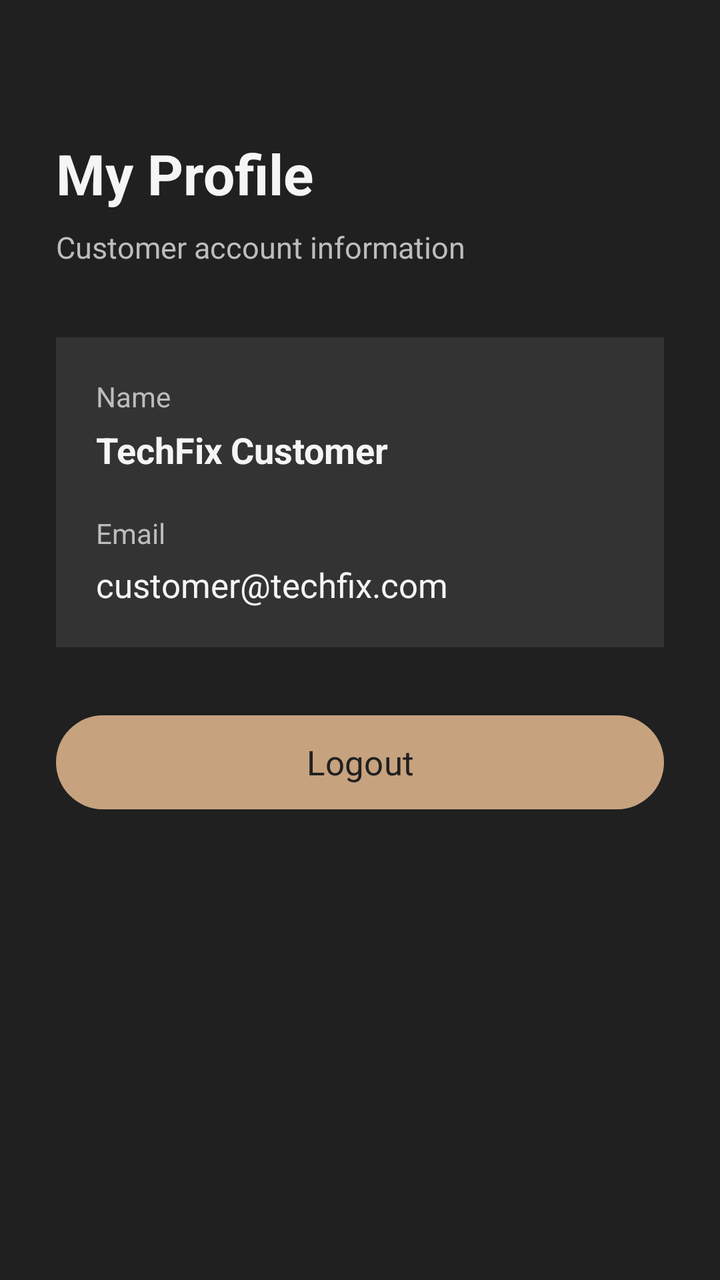
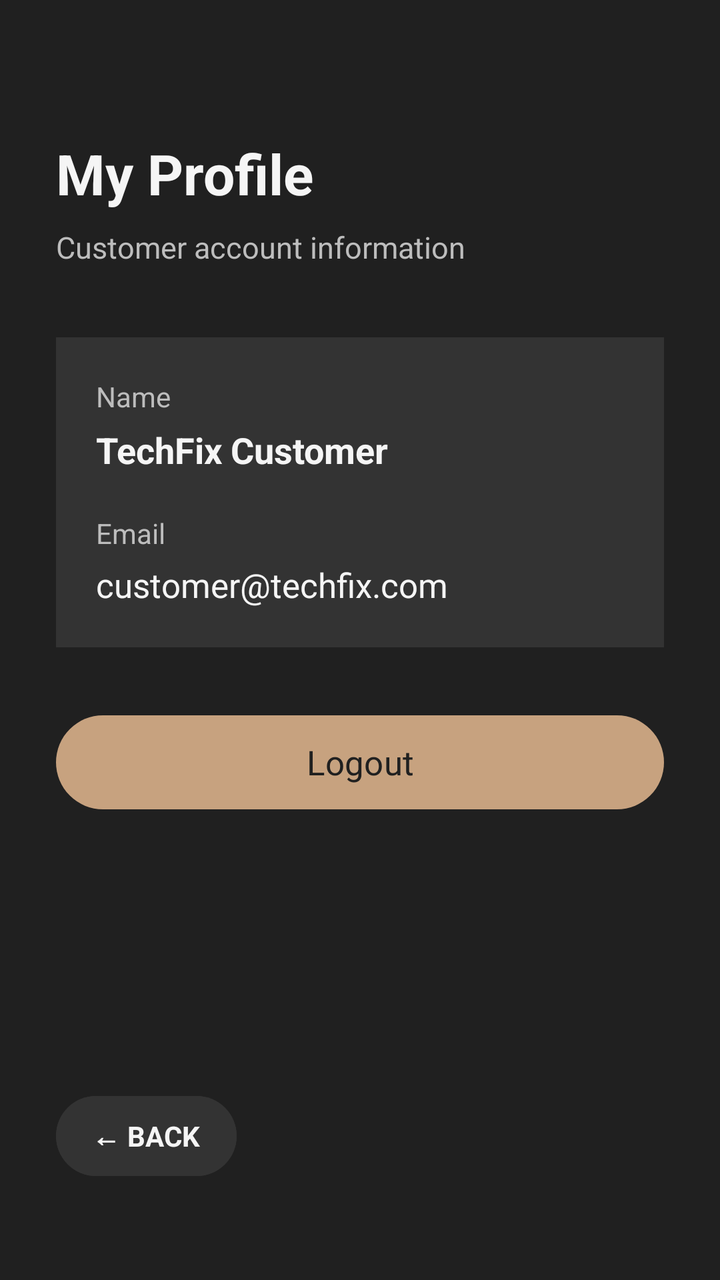

An Android layout rendered at two revisions. The XML below is the earlier revision; the diff shows what the commit changed to produce the second picture.
<!-- AndroidManifest.xml: application theme Theme.TechFix -->
<!-- res/layout/activity_profile.xml -->
<?xml version="1.0" encoding="utf-8"?>
<ScrollView xmlns:android="http://schemas.android.com/apk/res/android"
    android:layout_width="match_parent"
    android:layout_height="match_parent"
    android:background="@color/techfix_background"
    android:fillViewport="true">

    <LinearLayout
        android:layout_width="match_parent"
        android:layout_height="wrap_content"
        android:orientation="vertical"
        android:padding="28dp">

        <TextView
            android:layout_width="wrap_content"
            android:layout_height="wrap_content"
            android:layout_marginTop="40dp"
            android:text="My Profile"
            android:textColor="@color/techfix_white"
            android:textSize="28sp"
            android:textStyle="bold" />

        <TextView
            android:layout_width="wrap_content"
            android:layout_height="wrap_content"
            android:layout_marginTop="8dp"
            android:text="Customer account information"
            android:textColor="@color/techfix_text_secondary"
            android:textSize="15sp" />

        <LinearLayout
            android:layout_width="match_parent"
            android:layout_height="wrap_content"
            android:layout_marginTop="35dp"
            android:background="@color/techfix_surface"
            android:orientation="vertical"
            android:padding="20dp">

            <TextView
                android:layout_width="wrap_content"
                android:layout_height="wrap_content"
                android:text="Name"
                android:textColor="@color/techfix_text_secondary"
                android:textSize="14sp" />

            <TextView
                android:id="@+id/txtProfileName"
                android:layout_width="wrap_content"
                android:layout_height="wrap_content"
                android:layout_marginTop="5dp"
                android:text="TechFix Customer"
                android:textColor="@color/techfix_white"
                android:textSize="18sp"
                android:textStyle="bold" />

            <TextView
                android:layout_width="wrap_content"
                android:layout_height="wrap_content"
                android:layout_marginTop="20dp"
                android:text="Email"
                android:textColor="@color/techfix_text_secondary"
                android:textSize="14sp" />

            <TextView
                android:id="@+id/txtProfileEmail"
                android:layout_width="wrap_content"
                android:layout_height="wrap_content"
                android:layout_marginTop="5dp"
                android:text="customer@techfix.com"
                android:textColor="@color/techfix_white"
                android:textSize="17sp" />

        </LinearLayout>

        <Button
            android:id="@+id/btnLogout"
            android:layout_width="match_parent"
            android:layout_height="55dp"
            android:layout_marginTop="30dp"
            android:text="Logout"
            android:textAllCaps="false"
            android:textSize="17sp" />

    </LinearLayout>

</ScrollView>
<!-- resources referenced by this layout -->
<resources>
  <color name="techfix_background">#202020</color>
  <color name="techfix_surface">#333333</color>
  <color name="techfix_text_secondary">#BDBDBD</color>
  <color name="techfix_white">#F5F5F5</color>
  <style name="Theme.TechFix" parent="Base.Theme.TechFix" />
  <style name="Base.Theme.TechFix" parent="Theme.Material3.DayNight.NoActionBar">
  
          <item name="android:fontFamily">sans-serif</item>
  
          <item name="android:windowBackground">@color/techfix_background</item>
  
          <item name="colorPrimary">@color/techfix_gold</item>
          <item name="colorOnPrimary">@color/techfix_background</item>
  
          <item name="colorSecondary">@color/techfix_gold_light</item>
          <item name="colorOnSecondary">@color/techfix_background</item>
  
          <item name="android:colorAccent">@color/techfix_gold</item>
  
          <item name="android:navigationBarColor">@color/techfix_background</item>
          <item name="android:statusBarColor">@color/techfix_background</item>
  
          <item name="android:windowLightStatusBar">false</item>
  
      </style>
  <color name="techfix_gold">#C7A27F</color>
  <color name="techfix_gold_light">#D4B493</color>
</resources>

<!-- the commit's change to res/layout/activity_profile.xml (unified diff, before → after) -->
@@ -7,10 +7,11 @@
 
     <LinearLayout
         android:layout_width="match_parent"
-        android:layout_height="wrap_content"
+        android:layout_height="match_parent"
         android:orientation="vertical"
         android:padding="28dp">
 
+        
         <TextView
             android:layout_width="wrap_content"
             android:layout_height="wrap_content"
@@ -20,6 +21,7 @@
             android:textSize="28sp"
             android:textStyle="bold" />
 
+        
         <TextView
             android:layout_width="wrap_content"
             android:layout_height="wrap_content"
@@ -28,6 +30,7 @@
             android:textColor="@color/techfix_text_secondary"
             android:textSize="15sp" />
 
+        
         <LinearLayout
             android:layout_width="match_parent"
             android:layout_height="wrap_content"
@@ -36,6 +39,7 @@
             android:orientation="vertical"
             android:padding="20dp">
 
+            
             <TextView
                 android:layout_width="wrap_content"
                 android:layout_height="wrap_content"
@@ -43,6 +47,7 @@
                 android:textColor="@color/techfix_text_secondary"
                 android:textSize="14sp" />
 
+            
             <TextView
                 android:id="@+id/txtProfileName"
                 android:layout_width="wrap_content"
@@ -53,6 +58,7 @@
                 android:textSize="18sp"
                 android:textStyle="bold" />
 
+            
             <TextView
                 android:layout_width="wrap_content"
                 android:layout_height="wrap_content"
@@ -61,6 +67,7 @@
                 android:textColor="@color/techfix_text_secondary"
                 android:textSize="14sp" />
 
+            
             <TextView
                 android:id="@+id/txtProfileEmail"
                 android:layout_width="wrap_content"
@@ -72,6 +79,7 @@
 
         </LinearLayout>
 
+        
         <Button
             android:id="@+id/btnLogout"
             android:layout_width="match_parent"
@@ -81,6 +89,27 @@
             android:textAllCaps="false"
             android:textSize="17sp" />
 
+        
+        <Space
+            android:layout_width="match_parent"
+            android:layout_height="0dp"
+            android:layout_weight="1" />
+
+        
+        <Button
+            android:id="@+id/btnBackProfile"
+            android:layout_width="wrap_content"
+            android:layout_height="48dp"
+            android:layout_gravity="start"
+            android:layout_marginTop="20dp"
+            android:layout_marginBottom="20dp"
+            android:backgroundTint="@color/techfix_surface"
+            android:paddingStart="18dp"
+            android:paddingEnd="18dp"
+            android:text="← BACK"
+            android:textColor="@color/techfix_white"
+            android:textStyle="bold" />
+
     </LinearLayout>
 
 </ScrollView>
